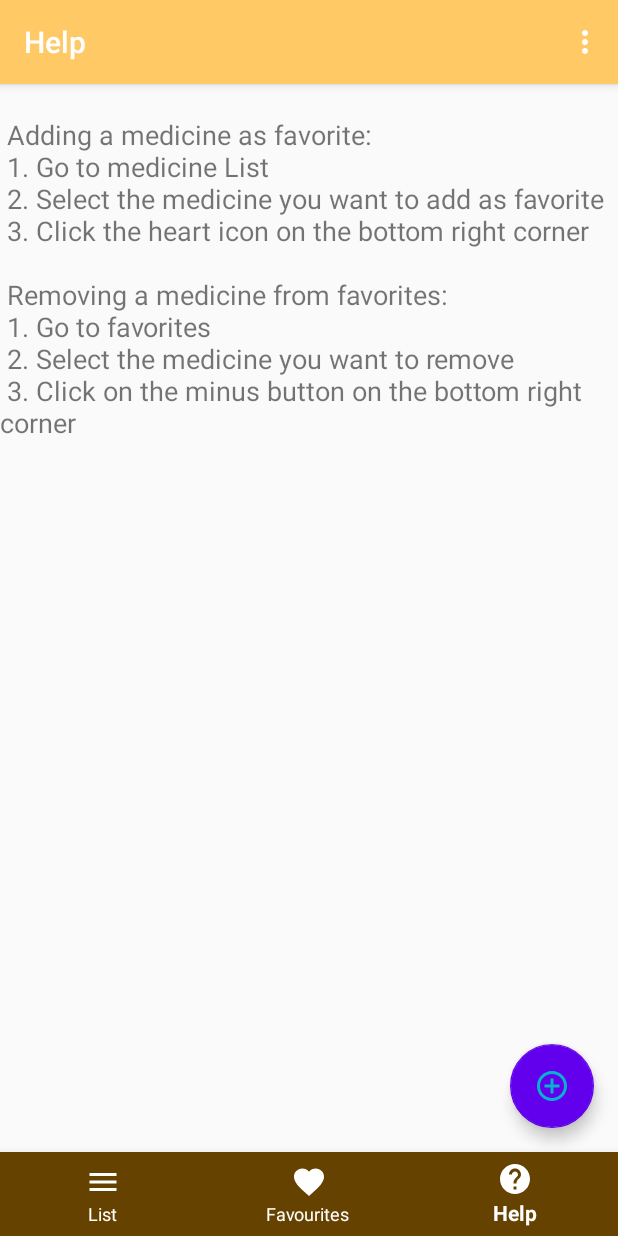
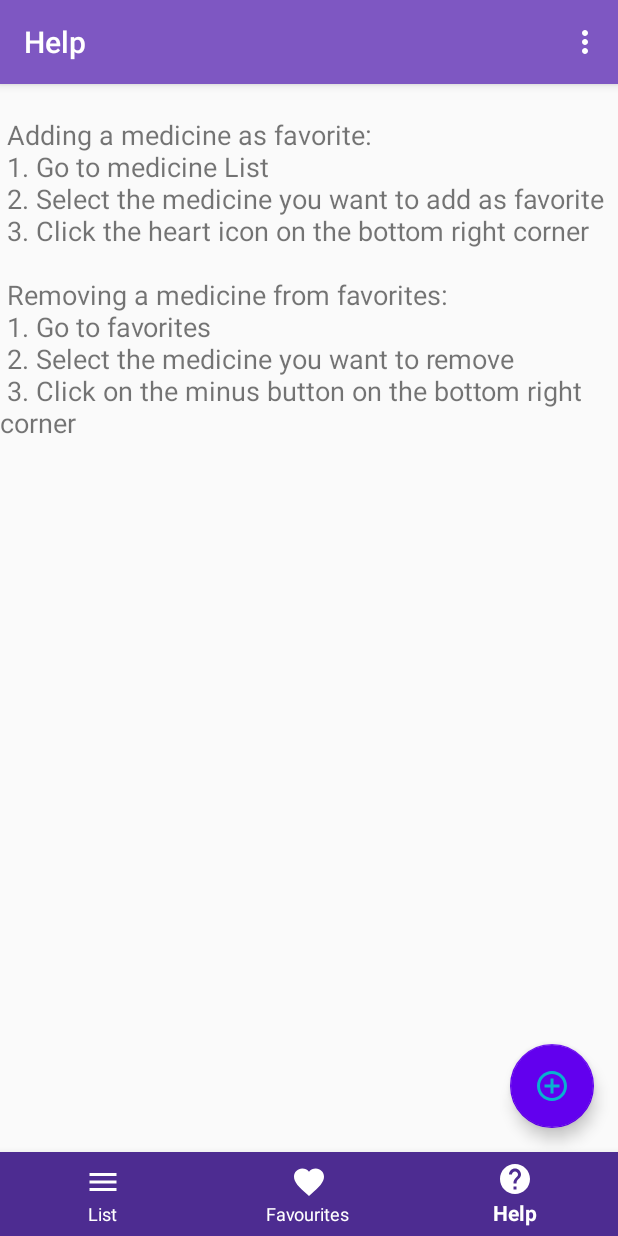
Before and after one commit to sachinl95/CTSE_Group_Project, an Android app: the screen it shows after launch (MainActivity), item 3 of the bottom bar chosen, on a phone screen of 412 x 824 dp. Run offline under Robolectric (Android 15) with nearby library versions, the phone set to English and light mode, and no system bars; our stand-ins replace Volley; network calls fail.

Commit message:
color scheme changed

```diff
--- a/app/src/main/res/values/colors.xml
+++ b/app/src/main/res/values/colors.xml
@@ -1,7 +1,7 @@
 <?xml version="1.0" encoding="utf-8"?>
 <resources>
-    <color name="colorPrimary">#ffc966</color>
-    <color name="colorPrimaryDark">#ffa500</color>
+    <color name="colorPrimary">#7e57c2</color>
+    <color name="colorPrimaryDark">#4d2c91</color>
     <color name="colorAccent">#D81B60</color>
-    <color name="bgBottomNavigation">#664200</color>
+    <color name="bgBottomNavigation">#4d2c91</color>
 </resources>
```
